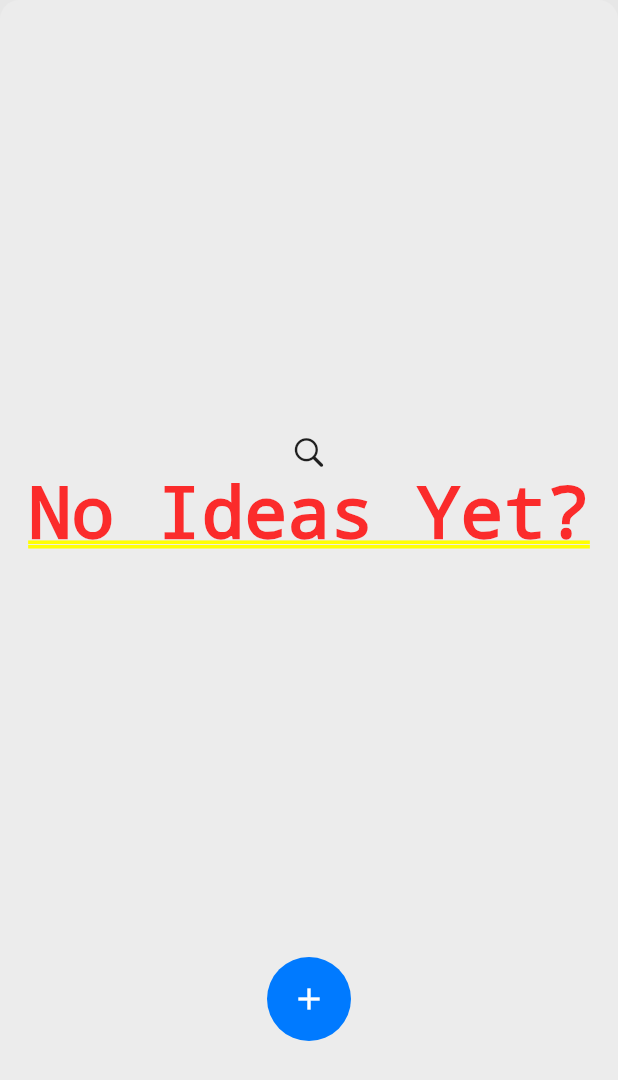
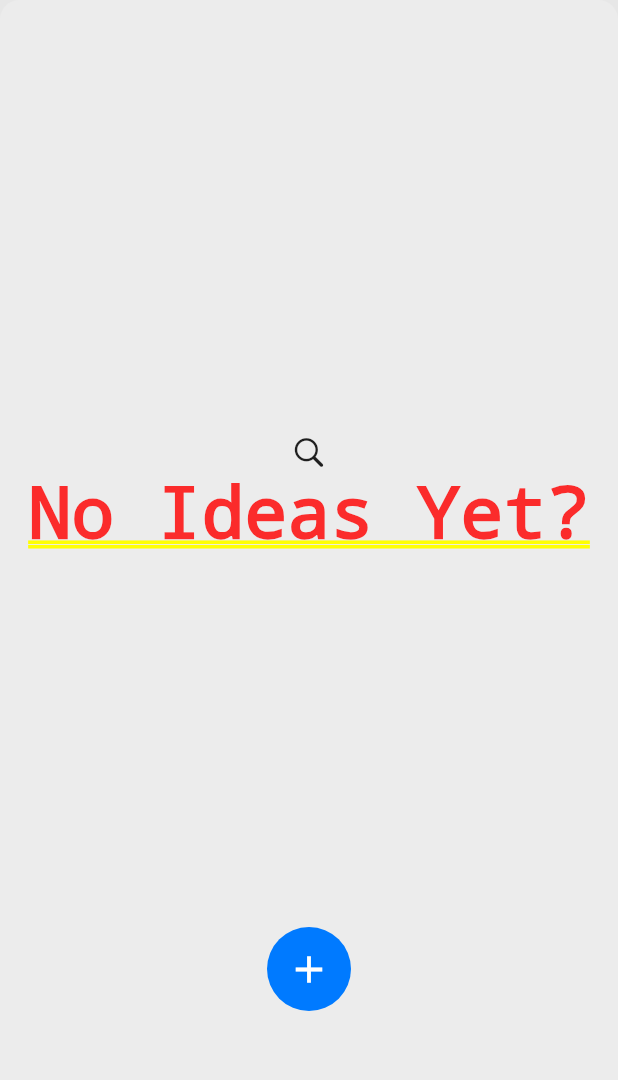
Before and after one commit to ncpleslie/date_night, a Flutter app: the DateEdit screen opened directly, after a tap on "Person One", on a phone screen of 412 x 824 dp. Shown: the top 1080 px of the screen. Run offline on Flutter 3.47's test engine with Material 2 defaults, Android fonts, the phone set to English and light mode, and no system bars.

Commit message:
Improve Dates around card.
Fixed some bugs in date_add

```diff
--- a/lib/pages/date_add.dart
+++ b/lib/pages/date_add.dart
@@ -124,16 +124,31 @@ class _PersonOneDateEditState extends State<PersonOneDateEdit> {
     return ScopedModelDescendant<IdeasModel>(
       builder: (BuildContext context, Widget child, IdeasModel model) {
         return Column(
-          mainAxisSize: MainAxisSize.min,
           children: <Widget>[
+            Row(
+              mainAxisAlignment: MainAxisAlignment.center,
+
+              children: <Widget>[
+                Padding(padding: EdgeInsets.all(10.0),),
                 Container(
-              alignment: FractionalOffset.topCenter,
+                  child: FloatingActionButton(
+                    backgroundColor: Theme.of(context).buttonColor,
+                    elevation: 0,
+                    child: Icon(Icons.add, size: 30),
+                    onPressed: () {
+                      _showInput();
+                    },
+                  ),
+                ),
+                Padding(padding: EdgeInsets.all(10.0),),
+                // Move On Button
+                Container(
                   child: count == 0
                       ? Container()
-                  : CupertinoButton(
-                      color: Theme.of(context).buttonColor,
-                      child: Text('Finished?'),
-                      padding: EdgeInsets.symmetric(horizontal: 150.0),
+                      : FloatingActionButton(
+                          backgroundColor: Theme.of(context).buttonColor,
+                          elevation: 0,
+                          child: Icon(CupertinoIcons.check_mark, size: 50,),
                           onPressed: () {
                             if (_listOfTextStrings.length != 0) {
                               if (model.personOneIdeas.length == 0) {
@@ -142,27 +157,13 @@ class _PersonOneDateEditState extends State<PersonOneDateEdit> {
                                 model.addPersonTwoIdeas(_listOfTextStrings);
                               }
                               Navigator.pop(context, _listOfTextStrings);
-                        } else {
-                          // If user doesn't enter anything
-                          Scaffold.of(context)
-                            ..removeCurrentSnackBar()
-                            ..showSnackBar(SnackBar(
-                                content: Text('Please Enter Some Ideas')));
                             }
                           },
                         ),
                 ),
-            SizedBox(
-              height: 20.0,
-            ),
-            FloatingActionButton(
-              backgroundColor: Theme.of(context).buttonColor,
-              elevation: 0,
-              child: Icon(Icons.add),
-              onPressed: () {
-                _showInput();
-              },
+              ],
             )
+            // Add More Ideas Button
           ],
         );
       },
```
Also changed, not shown: lib/scoped-models/ideas_model.dart (+22 -14 lines), lib/widgets/dart_card.dart (+32 -10 lines). Lines whose indentation alone changed are shown as unchanged.
